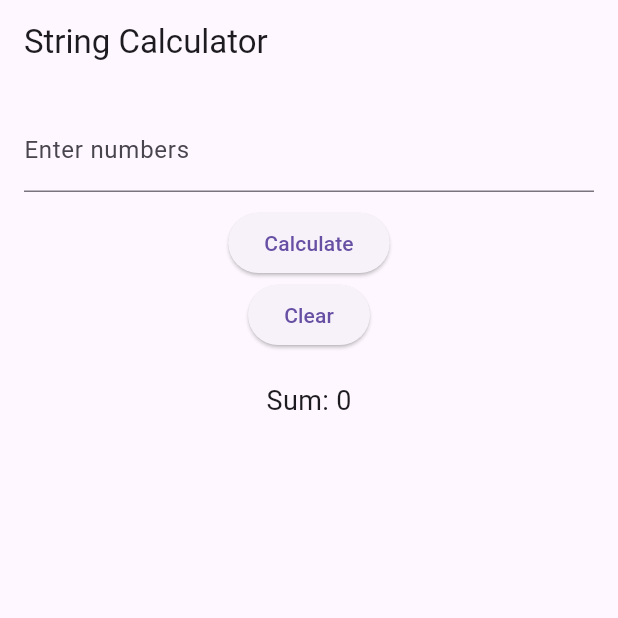
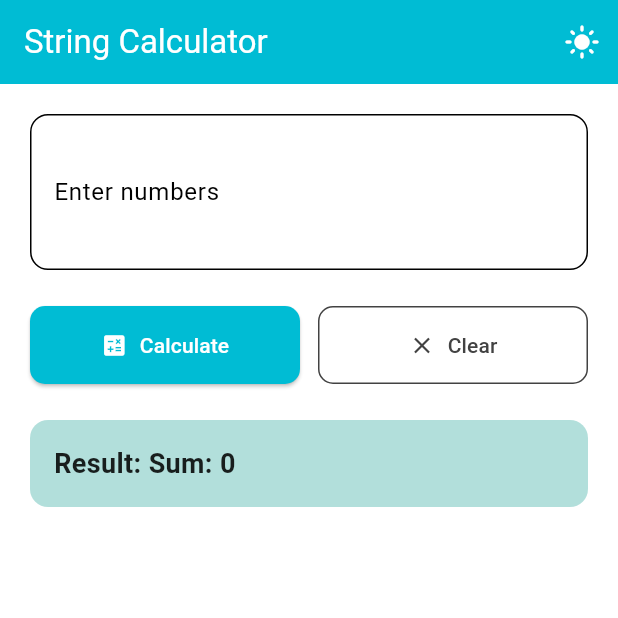
Before and after one commit to Kanha-Barad/String-Calculator, a Flutter app: the screen it shows after launch, after a tap on "Calculate", on a phone screen of 412 x 824 dp, the top half of it. Run offline on Flutter 3.47's test engine with Material 3 defaults, Android fonts, the phone set to English and light mode, and no system bars.

Commit message:
Initial commit - Calculator app with light/dark theme and improved UI

```diff
--- a/lib/main.dart
+++ b/lib/main.dart
@@ -2,14 +2,35 @@ import 'package:flutter/material.dart';
 import 'package:provider/provider.dart';
 import 'package:string_calculator/view/calculator_screen.dart';
 import 'package:string_calculator/viewmodels/calculator_view_model.dart';
+import 'package:string_calculator/theme/theme_provider.dart';
+import 'package:string_calculator/theme/app_theme.dart';
 
 void main() {
   runApp(
-    ChangeNotifierProvider(
-      create: (_) => CalculatorViewModel(),
-      child: MaterialApp(
-        home: CalculatorScreen(),
-      ),
+    MultiProvider(
+      providers: [
+        ChangeNotifierProvider(create: (_) => CalculatorViewModel()),
+        ChangeNotifierProvider(create: (_) => ThemeProvider()),
+      ],
+      child: const MyApp(),
     ),
   );
 }
+
+class MyApp extends StatelessWidget {
+  const MyApp({super.key});
+
+  @override
+  Widget build(BuildContext context) {
+    final themeProvider = Provider.of<ThemeProvider>(context);
+
+    return MaterialApp(
+      title: 'String Calculator',
+      debugShowCheckedModeBanner: false,
+      themeMode: themeProvider.themeMode,
+      theme: AppTheme.lightTheme,
+      darkTheme: AppTheme.darkTheme,
+      home:  CalculatorScreen(),
+    );
+  }
+}
--- /dev/null
+++ b/lib/theme/app_theme.dart
@@ -0,0 +1,69 @@
+import 'package:flutter/material.dart';
+
+class AppTheme {
+  static final lightTheme = ThemeData(
+    brightness: Brightness.light,
+    primaryColor: Colors.cyan,
+    colorScheme: ColorScheme.light(
+      primary: Colors.cyan,
+      secondary: Colors.grey.shade800,
+      background: Colors.white,
+    ),
+    scaffoldBackgroundColor: Colors.white,
+    appBarTheme: const AppBarTheme(
+      backgroundColor: Colors.cyan,
+      foregroundColor: Colors.white,
+      elevation: 0,
+    ),
+    elevatedButtonTheme: ElevatedButtonThemeData(
+      style: ElevatedButton.styleFrom(
+        backgroundColor: Colors.cyan,
+        foregroundColor: Colors.white,
+        padding: const EdgeInsets.symmetric(horizontal: 24, vertical: 12),
+        shape: RoundedRectangleBorder(borderRadius: BorderRadius.circular(10)),
+      ),
+    ),
+    inputDecorationTheme: InputDecorationTheme(
+      border: const OutlineInputBorder(),
+      focusedBorder: OutlineInputBorder(
+        borderSide: BorderSide(color: Colors.cyan.shade700),
+      ),
+    ),
+    textTheme: const TextTheme(
+      bodyMedium: TextStyle(fontSize: 16, color: Colors.black),
+    ),
+  );
+
+  static final darkTheme = ThemeData(
+    brightness: Brightness.dark,
+    primaryColor: Colors.cyanAccent,
+    colorScheme: ColorScheme.dark(
+      primary: Colors.cyanAccent,
+      secondary: Colors.grey,
+      background: Colors.black,
+    ),
+    scaffoldBackgroundColor: Colors.black,
+    appBarTheme: const AppBarTheme(
+      backgroundColor: Colors.cyanAccent,
+      foregroundColor: Colors.black,
+      elevation: 0,
+    ),
+    elevatedButtonTheme: ElevatedButtonThemeData(
+      style: ElevatedButton.styleFrom(
+        backgroundColor: Colors.cyanAccent,
+        foregroundColor: Colors.black,
+        padding: const EdgeInsets.symmetric(horizontal: 24, vertical: 12),
+        shape: RoundedRectangleBorder(borderRadius: BorderRadius.circular(10)),
+      ),
+    ),
+    inputDecorationTheme: const InputDecorationTheme(
+      border: OutlineInputBorder(),
+      focusedBorder: OutlineInputBorder(
+        borderSide: BorderSide(color: Colors.cyanAccent),
+      ),
+    ),
+    textTheme: const TextTheme(
+      bodyMedium: TextStyle(fontSize: 16, color: Colors.white),
+    ),
+  );
+}
--- /dev/null
+++ b/lib/theme/theme_provider.dart
@@ -0,0 +1,12 @@
+import 'package:flutter/material.dart';
+
+class ThemeProvider extends ChangeNotifier {
+  ThemeMode _themeMode = ThemeMode.light;
+
+  ThemeMode get themeMode => _themeMode;
+
+  void toggleTheme(bool isDarkMode) {
+    _themeMode = isDarkMode ? ThemeMode.dark : ThemeMode.light;
+    notifyListeners();
+  }
+}
--- a/lib/view/calculator_screen.dart
+++ b/lib/view/calculator_screen.dart
@@ -1,45 +1,114 @@
 import 'package:flutter/material.dart';
 import 'package:provider/provider.dart';
 import '../viewmodels/calculator_view_model.dart';
+import '../theme/theme_provider.dart';
 
 class CalculatorScreen extends StatelessWidget {
   final TextEditingController _controller = TextEditingController();
 
+  CalculatorScreen({super.key});
+
   @override
   Widget build(BuildContext context) {
     final viewModel = Provider.of<CalculatorViewModel>(context);
+    final themeProvider = Provider.of<ThemeProvider>(context);
+    final isDarkMode = themeProvider.themeMode == ThemeMode.dark;
+    final colorScheme = Theme.of(context).colorScheme;
 
     return Scaffold(
-      appBar: AppBar(title: Text('String Calculator')),
+      appBar: AppBar(
+        title: const Text('String Calculator'),
+        actions: [
+          IconButton(
+            icon: Icon(isDarkMode ? Icons.dark_mode : Icons.light_mode),
+            onPressed: () => themeProvider.toggleTheme(!isDarkMode),
+          ),
+        ],
+      ),
       body: Padding(
-        padding: const EdgeInsets.all(16.0),
+        padding: const EdgeInsets.all(20.0),
         child: Column(
+          crossAxisAlignment: CrossAxisAlignment.stretch,
           children: [
             TextField(
               controller: _controller,
               decoration: InputDecoration(
                 labelText: 'Enter numbers',
+                hintText: 'e.g. 1,2,3 or 1\\n2,3',
+                border: OutlineInputBorder(
+                  borderRadius: BorderRadius.circular(12),
                 ),
               ),
-            SizedBox(height: 10),
-            ElevatedButton(
+              keyboardType: TextInputType.multiline,
+              maxLines: 3,
+            ),
+            const SizedBox(height: 24),
+            Row(
+              children: [
+                Expanded(
+                  child: ElevatedButton.icon(
                     onPressed: () {
                       viewModel.calculate(_controller.text);
                     },
-              child: Text('Calculate'),
+                    icon: const Icon(Icons.calculate),
+                    label: const Text('Calculate'),
+                    style: ElevatedButton.styleFrom(
+                      padding: const EdgeInsets.symmetric(vertical: 16),
+                      backgroundColor: colorScheme.primary,
+                      foregroundColor: colorScheme.onPrimary,
+                      shape: RoundedRectangleBorder(
+                        borderRadius: BorderRadius.circular(10),
                       ),
-            ElevatedButton(
+                    ),
+                  ),
+                ),
+                const SizedBox(width: 12),
+                Expanded(
+                  child: OutlinedButton.icon(
                     onPressed: () {
                       _controller.clear();
                       viewModel.clear();
                     },
-              child: Text('Clear'),
+                    icon: const Icon(Icons.clear),
+                    label: const Text('Clear'),
+                    style: OutlinedButton.styleFrom(
+                      padding: const EdgeInsets.symmetric(vertical: 16),
+                      foregroundColor: colorScheme.secondary,
+                      side: BorderSide(color: colorScheme.secondary),
+                      shape: RoundedRectangleBorder(
+                        borderRadius: BorderRadius.circular(10),
                       ),
-            SizedBox(height: 20),
+                    ),
+                  ),
+                ),
+              ],
+            ),
+            const SizedBox(height: 24),
             if (viewModel.result.isNotEmpty)
-              Text(viewModel.result, style: TextStyle(fontSize: 18)),
+              Container(
+                padding: const EdgeInsets.all(16),
+                decoration: BoxDecoration(
+                  color:
+                      isDarkMode ? Colors.teal.shade800 : Colors.teal.shade100,
+                  borderRadius: BorderRadius.circular(12),
+                ),
+                child: Text(
+                  'Result: ${viewModel.result}',
+                  style: TextStyle(
+                    fontSize: 18,
+                    fontWeight: FontWeight.bold,
+                    color: isDarkMode ? Colors.white : Colors.black87,
+                  ),
+                ),
+              ),
             if (viewModel.error.isNotEmpty)
-              Text(viewModel.error, style: TextStyle(color: Colors.red)),
+              Padding(
+                padding: const EdgeInsets.only(top: 12),
+                child: Text(
+                  viewModel.error,
+                  style: const TextStyle(color: Colors.redAccent, fontSize: 16),
+                ),
+              ),
           ],
         ),
       ),
--- a/pubspec.yaml
+++ b/pubspec.yaml
@@ -36,6 +36,7 @@ dependencies:
   # Use with the CupertinoIcons class for iOS style icons.
   cupertino_icons: ^1.0.8
   provider: ^6.1.5
+  flutter_screenutil: ^5.9.3
 
 dev_dependencies:
   flutter_test:
```
Also changed, not shown: pubspec.lock. Lines whose indentation alone changed are shown as unchanged.
